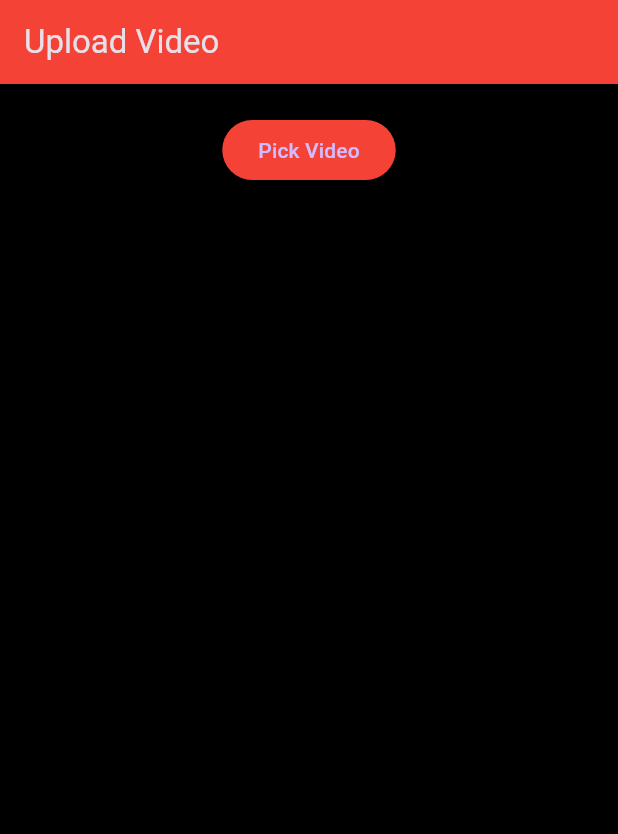
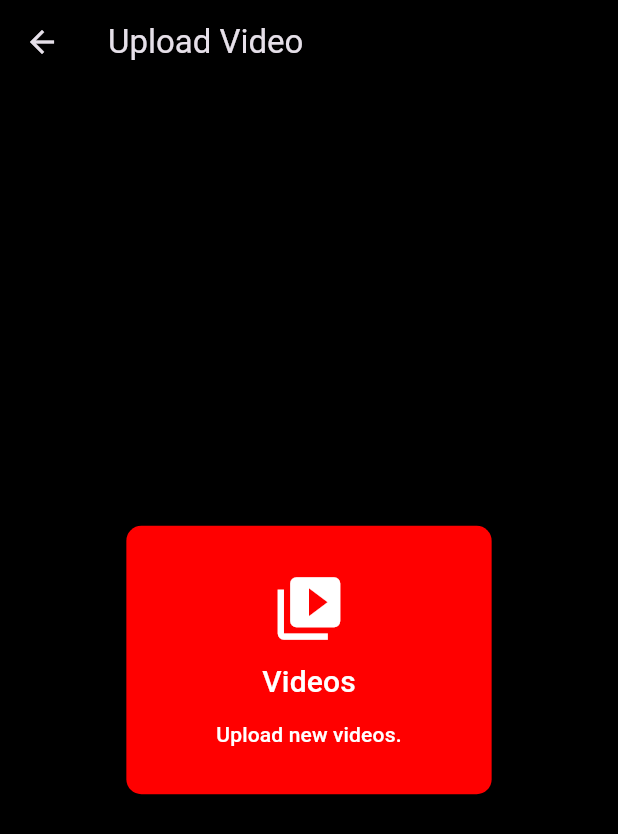
Before and after one commit to Jotham0505/youtube_app, a Flutter app: the UploadScreen screen opened directly, on a phone screen of 412 x 824 dp. Shown: the top 834 px of the screen. Run offline on Flutter 3.47's test engine with Material 3 defaults, Android fonts, the phone set to English and light mode, and no system bars; our stand-ins replace delightful_toast, flutter_riverpod, get_it, image_picker, supabase_flutter, timeago and 1 more; missing offline and left inert: flutter_windowmanager, miniplayer; accounts and stored records are empty; network calls fail.

Commit message:
User Profile

```diff
--- a/lib/authentication/screens/signup_page.dart
+++ b/lib/authentication/screens/signup_page.dart
@@ -171,7 +171,7 @@ class _SignupPageState extends State<SignupPage> {
               _navigationService.goBack();
             } else {
               // Show error message
-              showDialog(context: context,
+              /*showDialog(context: context,
               builder: (context) => AlertDialog(
                 title: Text('Error'),
                 content: Text('Unable to create account. Please try again later'),
@@ -179,7 +179,7 @@ class _SignupPageState extends State<SignupPage> {
                   TextButton(onPressed: () => Navigator.of(context).pop() , child: Text('Ok') )
                 ],
               )
-            );
+            );*/
               print('Unable to create');
             }
           } else {
--- a/lib/screens/Upload_video_screen.dart
+++ b/lib/screens/Upload_video_screen.dart
@@ -51,37 +51,46 @@ class _UploadScreenState extends State<UploadScreen> {
   @override
   Widget build(BuildContext context) {
     return Scaffold(
+      backgroundColor: Colors.black,
       appBar: AppBar(
+        leading: IconButton(onPressed: (){}, icon: Icon(Icons.arrow_back)),
         title: Text('Upload Video'),
-        backgroundColor: Colors.red,
+        backgroundColor: Colors.black,
       ),
-      body: Container(
-        color: Colors.black,
-        padding: EdgeInsets.all(20),
+      body: Padding(
+        padding: const EdgeInsets.all(16.0),
         child: Column(
-          crossAxisAlignment: CrossAxisAlignment.start,
-          children: [
+          mainAxisAlignment: MainAxisAlignment.center,
+          children: <Widget>[
             Center(
-              child: Container(
-                decoration: BoxDecoration(
+              child: ElevatedButton(
+                style: ElevatedButton.styleFrom(
+                  primary: const Color.fromARGB(255, 255, 0, 0),
+                  padding: EdgeInsets.symmetric(vertical: 30.0, horizontal: 60.0),
+                  shape: RoundedRectangleBorder(
+                    borderRadius: BorderRadius.circular(10.0),
+                  ),
+                ),
 
-                ),
-                child: ElevatedButton( // used to pick the video from the gallery
-                  onPressed: _pickAndUploadVideo,
-                  child: Text('Pick Video'),
-                  style: ElevatedButton.styleFrom(
-                    primary: Colors.red,
-                  ),
+                onPressed: _pickAndUploadVideo,
+                child: Column(
+                  children: [
+                    Icon(Icons.video_library, size: 50, color: Colors.white),
+                    SizedBox(height: 10),
+                    Text(
+                      'Videos',
+                      style: TextStyle(fontSize: 20, color: Colors.white),
+                    ),
+                    SizedBox(height: 10),
+                    Text(
+                      'Upload new videos.',
+                      style: TextStyle(color: Colors.white),
+                      textAlign: TextAlign.center,
+                    ),
+                  ],
                 ),
               ),
             ),
-            SizedBox(height: 20),
-            _videoUrl != null && _controller != null
-                ? AspectRatio(
-                    aspectRatio: _controller!.value.aspectRatio,
-                    child: VideoPlayer(_controller!),
-                  )
-                : Container(),
           ],
         ),
       ),
--- a/lib/screens/uploaded_video_player_screen.dart
+++ b/lib/screens/uploaded_video_player_screen.dart
@@ -1,6 +1,8 @@
 import 'package:flutter/material.dart';
 
 import 'package:video_player/video_player.dart';
+import 'package:youtube_clone_app/values.dart';
+import 'package:youtube_clone_app/widgets/main_HomePage_Appbar.dart';
 
 class uploaded_video_player_screen extends StatefulWidget {
   final String videoUrl;
@@ -36,8 +38,15 @@ class _VideoPlayerScreenState extends State<uploaded_video_player_screen> {
   Widget build(BuildContext context) {
     return Scaffold(
       appBar: AppBar(
-        title: Text('Video Player'),
+        backgroundColor: Colors.black,
+        actions: [
+        IconButton(onPressed: (){}, icon: Icon(Icons.cast)),
+        IconButton(onPressed: (){}, icon: Icon(Icons.notifications_outlined)),
+        IconButton(onPressed: (){}, icon: CircleAvatar(foregroundImage: NetworkImage(currentUser.profileImageUrl))),
+        ],
       ),
+      body: Scaffold(
+        backgroundColor: Colors.black,
         body: Column(
           children: [
             Expanded(
@@ -46,7 +55,7 @@ class _VideoPlayerScreenState extends State<uploaded_video_player_screen> {
                 builder: (context, snapshot) {
                   if (snapshot.connectionState == ConnectionState.done) {
                     return AspectRatio(
-                    aspectRatio: _controller.value.aspectRatio,
+                      aspectRatio: 16/9,
                       child: VideoPlayer(_controller),
                     );
                   } else {
@@ -55,15 +64,15 @@ class _VideoPlayerScreenState extends State<uploaded_video_player_screen> {
                 },
               ),
             ),
-          VideoProgressIndicator(_controller, allowScrubbing: true),
+            VideoProgressIndicator(_controller, allowScrubbing: true,),
             Row(
               mainAxisAlignment: MainAxisAlignment.center,
               children: [
                 Text(
                   '${_controller.value.position.inMinutes}:${(_controller.value.position.inSeconds % 60).toString().padLeft(2, '0')}',
-                style: TextStyle(fontSize: 16),
+                  style: TextStyle(fontSize: 20,fontWeight: FontWeight.w700),
                 ),
-
+                SizedBox(width: 60,),
                 IconButton(
                   icon: Icon(Icons.replay_10),
                   onPressed: () {
@@ -99,6 +108,7 @@ class _VideoPlayerScreenState extends State<uploaded_video_player_screen> {
                     });
                   },
                 ),
+                SizedBox(width: 100,)
               ],
             ),
             SizedBox(height: 5,),
@@ -110,6 +120,7 @@ class _VideoPlayerScreenState extends State<uploaded_video_player_screen> {
             ),
           ],
         ),
+      ),
     );
   }
 }
```
Lines whose indentation alone changed are shown as unchanged.
